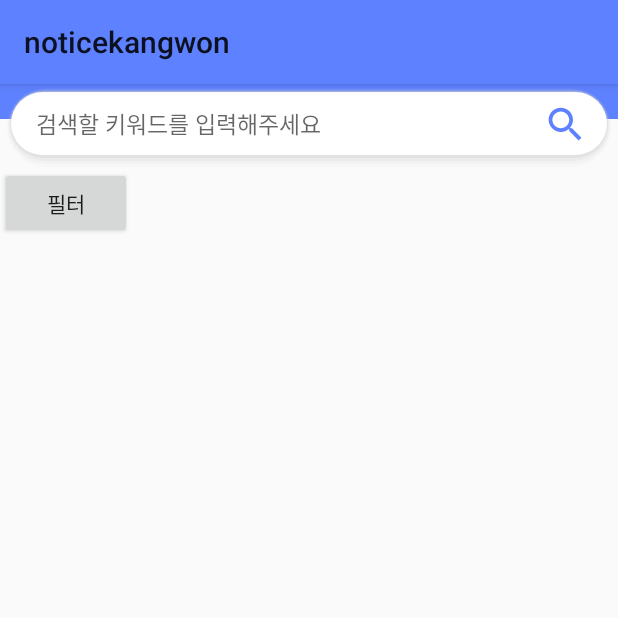
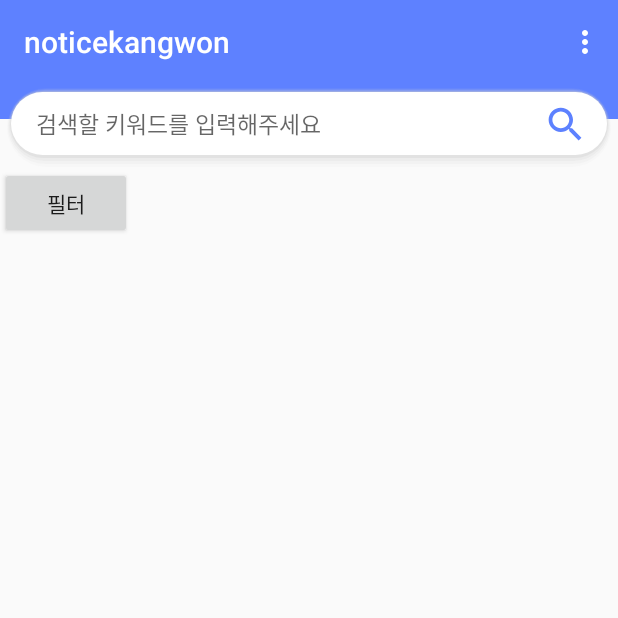
Before and after one commit to YoonSuhyeok/KN_Notice_app, an Android app: the screen it shows after launch (MainActivity), on a phone screen of 412 x 824 dp, the top half of it. Run offline under Robolectric (Android 15) with nearby library versions, the phone set to English and light mode, and no system bars; our stand-ins replace Room's generated code.

Commit message:
스플래시 수정-2

```diff
--- a/app/src/main/java/com/example/noticekangwon/Activity/MainActivity.kt
+++ b/app/src/main/java/com/example/noticekangwon/Activity/MainActivity.kt
@@ -3,6 +3,9 @@ package com.example.noticekangwon.Activity
 import android.content.Intent
 import androidx.appcompat.app.AppCompatActivity
 import android.os.Bundle
+import android.view.Menu
+import android.view.MenuInflater
+import androidx.appcompat.widget.Toolbar
 import androidx.recyclerview.widget.LinearLayoutManager
 import androidx.room.Room
 import com.example.noticekangwon.*
@@ -31,12 +34,21 @@ class MainActivity : AppCompatActivity() {
         super.onCreate(savedInstanceState)
         setContentView(R.layout.activity_main)
 
+        val toolbar:Toolbar = findViewById(R.id.toolbar)
+        setSupportActionBar(toolbar)
+        actionBar?.title = "과제 정리 앱"
+
         recyclerview.layoutManager = LinearLayoutManager(this@MainActivity, LinearLayoutManager.VERTICAL, false)
         recyclerview.setHasFixedSize(true)
         recyclerview.adapter = noticeAdapter
         val spaceDecoration = RecyclerDecoration(0)
         recyclerview.addItemDecoration(spaceDecoration)
         sendRequest()
+    }
+
+    override fun onCreateOptionsMenu(menu: Menu?): Boolean {
+        menuInflater.inflate(R.menu.menu, menu)
+        return super.onCreateOptionsMenu(menu)
     }
 
     private fun sendRequest(){
@@ -59,7 +71,7 @@ class MainActivity : AppCompatActivity() {
     }
 
     private fun initDB(){
-        var db = Room.databaseBuilder(this, AppDataBase::class.java, "Major-DB").allowMainThreadQueries().build();
+        var db = Room.databaseBuilder(this, AppDataBase::class.java, "Major-DB").allowMainThreadQueries().build()
         var majorlist = resources.getStringArray(R.array.major)
         var colleaelist = resources.getStringArray(R.array.colleage)
         for (element in majorlist) db.majorDao().insert(Major(element))
--- a/app/src/main/java/com/example/noticekangwon/Activity/SplashActivity.kt
+++ b/app/src/main/java/com/example/noticekangwon/Activity/SplashActivity.kt
@@ -14,6 +14,6 @@ class SplashActivity: AppCompatActivity() {
         Handler().postDelayed(Runnable {
             startActivity(Intent(this, MainActivity::class.java))
             finish()
-        }, 3000)
+        }, 2000)
     }
 }
--- a/app/src/main/res/layout/activity_main.xml
+++ b/app/src/main/res/layout/activity_main.xml
@@ -6,12 +6,25 @@
     android:layout_height="match_parent"
     tools:context=".Activity.MainActivity">
 
+    <androidx.appcompat.widget.Toolbar
+        android:id="@+id/toolbar"
+        android:layout_width="match_parent"
+        android:layout_height="wrap_content"
+        android:layout_alignParentTop="true"
+        android:background="@color/colorBlueMarin"
+        android:theme="@style/ThemeOverlay.AppCompat.Dark.ActionBar"
+        app:popupTheme="@style/ThemeOverlay.AppCompat.Light">
+
+    </androidx.appcompat.widget.Toolbar>
+
     <LinearLayout
+        android:layout_below="@id/toolbar"
         android:layout_width="match_parent"
         android:layout_height="23dp"
         android:background="@color/colorBlueMarin"/>
     <RelativeLayout
         android:id="@+id/search_lin"
+        android:layout_below="@id/toolbar"
         android:orientation="horizontal"
         android:layout_width="match_parent"
         android:layout_height="55dp">
--- a/app/src/main/res/values/styles.xml
+++ b/app/src/main/res/values/styles.xml
@@ -1,6 +1,6 @@
 <resources>
     <!-- Base application theme. -->
-    <style name="AppTheme" parent="Theme.AppCompat.Light">
+    <style name="AppTheme" parent="Theme.AppCompat.Light.NoActionBar">
         <!-- Customize your theme here. -->
         <item name="colorPrimary">@color/colorBlueMarin</item>
     </style>
```
